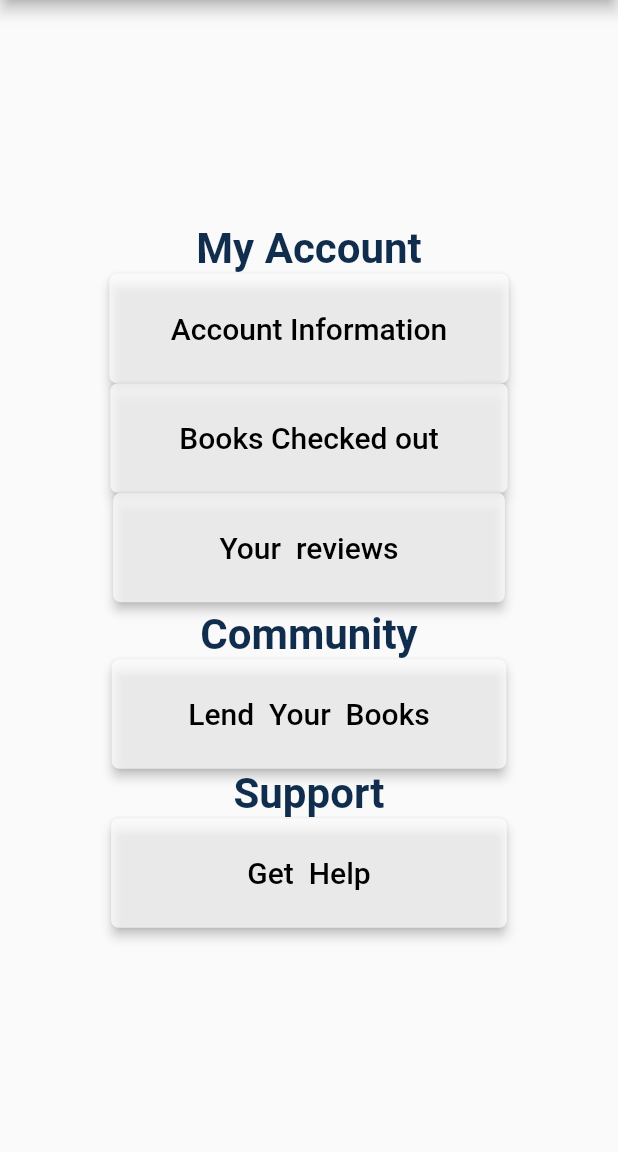
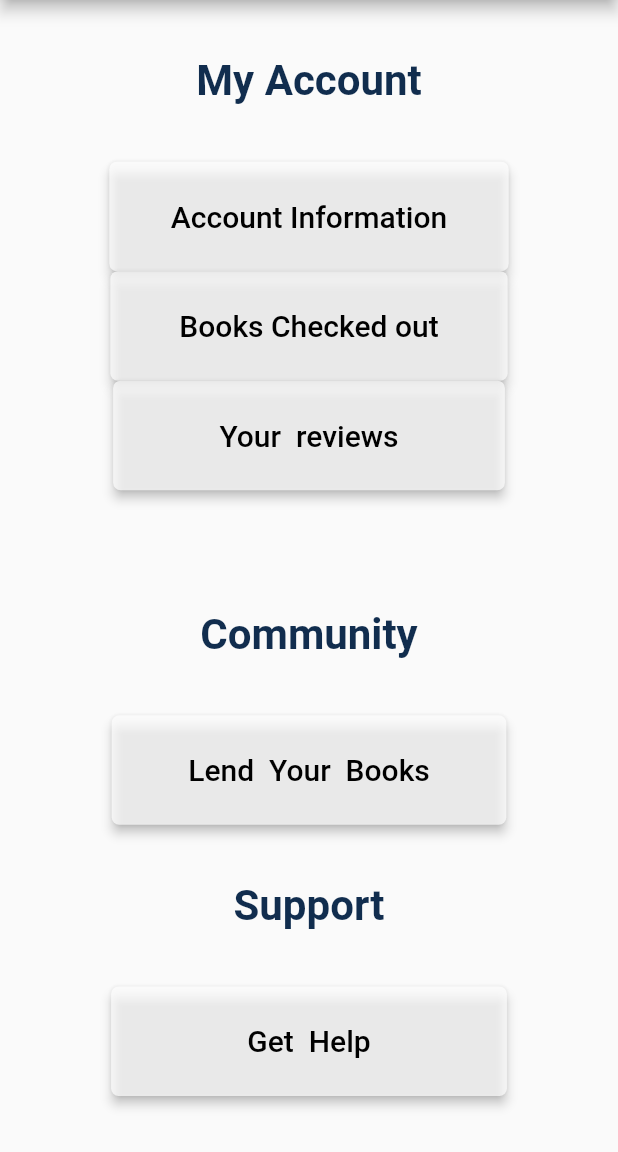
Before and after one commit to CSC-642-LibraryApp/Library_App, a Flutter app: the setting screen opened directly, on a phone screen of 412 x 824 dp, the part 84-1236 px from its top. Run offline on Flutter 3.47's test engine with Material 2 defaults, Android fonts, the phone set to English and light mode, and no system bars; Roboto replaces fonts that are missing (Lora).

Commit message:
done setting page

```diff
--- /dev/null
+++ b/library_app/lib/reviews.dart
@@ -0,0 +1 @@
+import 'package:flutter/material.dart';
--- a/library_app/lib/setting.dart
+++ b/library_app/lib/setting.dart
@@ -1,4 +1,6 @@
 import 'package:flutter/material.dart';
+import 'reviews.dart';
+
 class setting extends StatelessWidget {
   @override
   Widget build(BuildContext context) {
@@ -8,7 +10,7 @@ class setting extends StatelessWidget {
           backgroundColor: Color(0xFF112D4E),
       ),
       body: Column(
-        mainAxisAlignment: MainAxisAlignment.center,
+        mainAxisAlignment: MainAxisAlignment.spaceEvenly,
         crossAxisAlignment: CrossAxisAlignment.center,
         children: <Widget> [
           const Text(
@@ -17,9 +19,13 @@ class setting extends StatelessWidget {
                               color: Color(0xFF112D4E),
                               fontSize: 28),
               ),
-          _buildButtonColumn("Account Information"),
-          _buildButtonColumn(" Books Checked out "),
-          _buildButtonColumn("      Your  reviews      "),
+          Column(
+            children: <Widget>[
+              _buildButtonColumn("Account Information"),
+              _buildButtonColumn(" Books Checked out "),
+              _buildButtonColumn("      Your  reviews      "),
+            ],
+          ),
           Container(height: 5,),
           const Text("Community",
             style: TextStyle(fontWeight: FontWeight.bold,
@@ -36,13 +42,13 @@ class setting extends StatelessWidget {
       ),
     );
   }
-  Column _buildButtonColumn(String text) {
+  Column _buildButtonColumn(String text, ) {
     return Column(
         mainAxisAlignment: MainAxisAlignment.center,
         crossAxisAlignment: CrossAxisAlignment.center,
       children: <Widget>[
         ElevatedButton(
-          onPressed: () {},
+          onPressed: (){},
           style: ElevatedButton.styleFrom(
             onPrimary: Colors.black,
             primary: Colors.white70,
```
